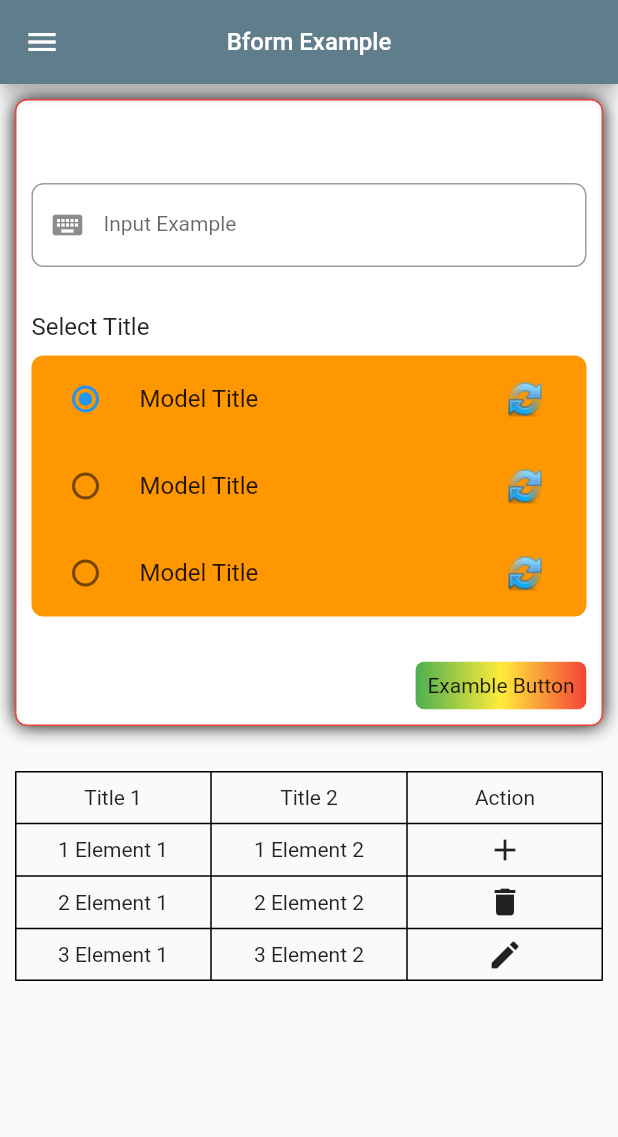
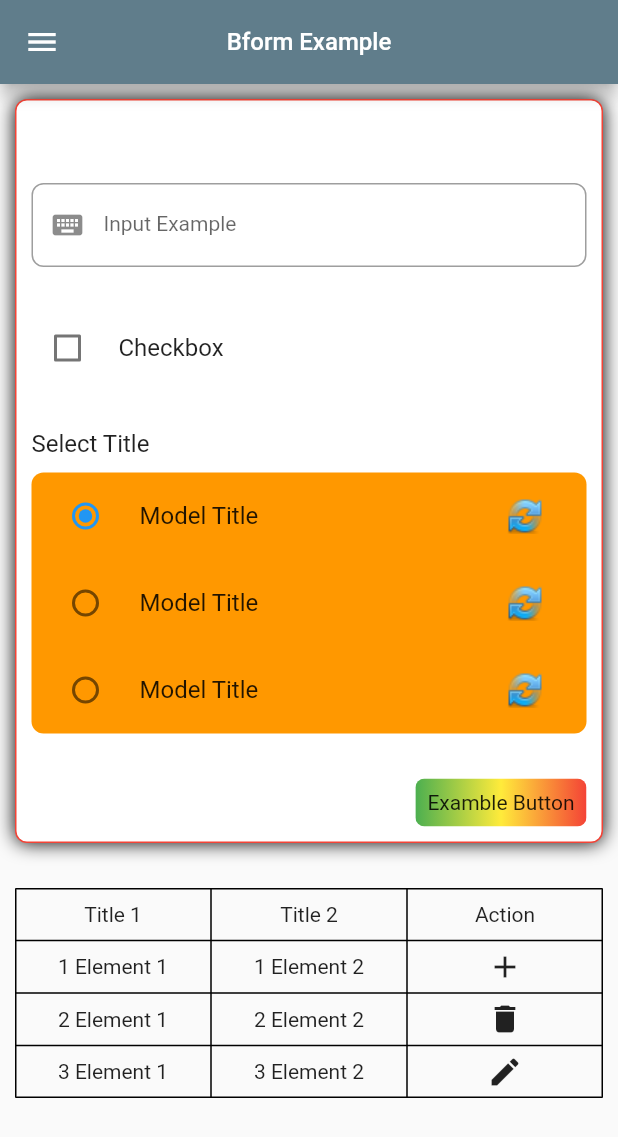
Before and after one commit to gabrielgits/bform, a Flutter app: the screen it shows after launch, on a phone screen of 412 x 824 dp. Shown: the top 1137 px of the screen. Run offline on Flutter 3.47's test engine with Material 2 defaults, Android fonts, the phone set to English and light mode, and no system bars.

Commit message:
update checkbox

```diff
--- a/example/lib/main.dart
+++ b/example/lib/main.dart
@@ -40,6 +40,10 @@ class _MyAppState extends State<MyApp> {
               children: [
                 const SizedBox(height: 30),
                 const BformTextInput(label: 'Input Example'),
+                const SizedBox(height: 30),
+                BformCheckbox(
+                  label: 'Checkbox',
+                ),
                 const SizedBox(height: 30),
                 BformGroupRadio(
                   label: 'Select Title',
--- a/lib/src/form/bform_checkbox.dart
+++ b/lib/src/form/bform_checkbox.dart
@@ -2,7 +2,7 @@ import 'package:flutter/material.dart';
 
 class BformCheckbox extends StatefulWidget {
   final String label;
-  final VoidCallback? onChange;
+  final Function(bool)? onChange;
   final double padding;
   final Color? color;
   final BoxBorder? border;
@@ -31,7 +31,6 @@ class _BformGroupRadioState extends State<BformCheckbox> {
     super.initState();
   }
 
-
   @override
   Widget build(BuildContext context) {
     return Container(
@@ -46,8 +45,9 @@ class _BformGroupRadioState extends State<BformCheckbox> {
             checkColor: widget.color,
             value: isChecked,
             onChanged: (bool? value) {
+              widget.onChange!(value!);
               setState(() {
-                isChecked = value!;
+                isChecked = value;
               });
             },
           ),
--- a/pubspec.yaml
+++ b/pubspec.yaml
@@ -1,6 +1,6 @@
 name: bform
 description: Package to help you create beautiful forms widgets.
-version: 0.3.3
+version: 0.3.4
 homepage: https://github.com/gabrielgits/bform.git
 
 environment:
```
Also changed, not shown: example/pubspec.lock.
